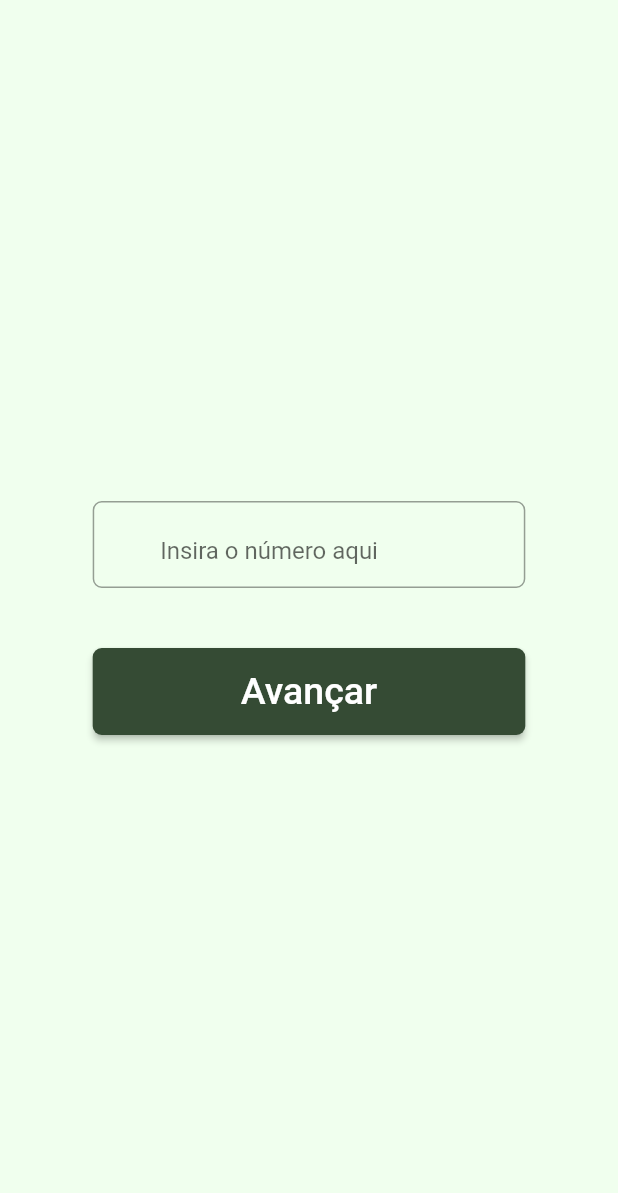
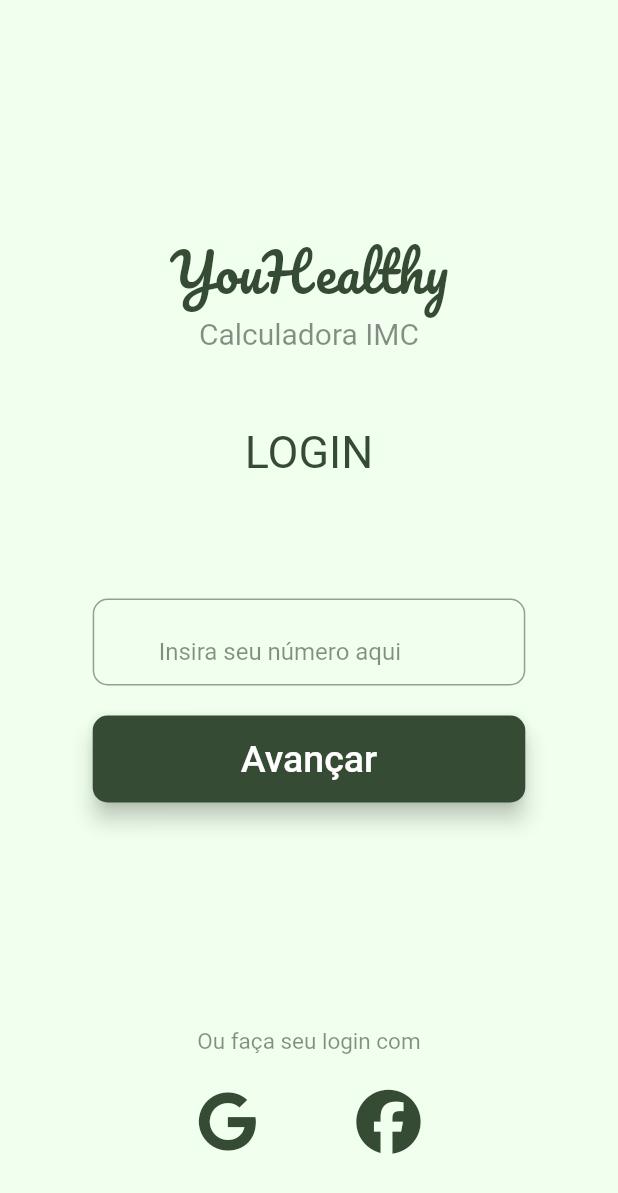
Before and after one commit to cacciatorieric/calculadora-imc, a Flutter app: the LoginScreen screen opened directly, on a phone screen of 412 x 824 dp. Shown: the top 1193 px of the screen. Run offline on Flutter 3.47's test engine with Material 2 defaults, Android fonts, the phone set to English and light mode, and no system bars; our stand-ins replace cloud_firestore, firebase_auth, firebase_core, flutter_svg, fluttertoast, font_awesome_flutter and 1 more; accounts and stored records are empty.

Commit message:
layout login

```diff
--- /dev/null
+++ b/calculadora_imc/lib/components/box/caixas.dart
@@ -0,0 +1,54 @@
+import 'package:flutter/material.dart';
+import 'package:fluttertoast/fluttertoast.dart';
+import 'package:font_awesome_flutter/font_awesome_flutter.dart';
+
+class CaixaGenerica extends StatelessWidget {
+  const CaixaGenerica({
+    Key? key,
+  }) : super(key: key);
+
+  @override
+  Widget build(BuildContext context) {
+
+    return Container(
+      child: Row(
+        mainAxisAlignment: MainAxisAlignment.center,
+        children: [
+          IconButton(
+            onPressed: () {
+              Fluttertoast.showToast(
+                msg: "Evento ainda não habilitado, fique atento às proximas atualizações",
+                toastLength: Toast.LENGTH_SHORT,
+                gravity: ToastGravity.BOTTOM,
+                timeInSecForIosWeb: 1,
+                backgroundColor: const Color.fromARGB(220, 53, 75, 52),
+                textColor: Colors.white,
+                fontSize: 16.0,
+              );
+            },
+            icon: const FaIcon(FontAwesomeIcons.google),
+            color: const Color.fromARGB(255, 53, 75, 52),
+            iconSize: 40,
+          ),
+          const SizedBox(
+            width: 50,
+          ),
+          IconButton(
+            onPressed: () { Fluttertoast.showToast(
+                msg: "Evento ainda não habilitado, fique atento às proximas atualizações",
+                toastLength: Toast.LENGTH_SHORT,
+                gravity: ToastGravity.BOTTOM,
+                timeInSecForIosWeb: 1,
+                backgroundColor: const Color.fromARGB(220, 53, 75, 52),
+                textColor: Colors.white,
+                fontSize: 16.0,
+              );},
+            icon: const FaIcon(FontAwesomeIcons.facebook),
+            color: const Color.fromARGB(255, 53, 75, 52),
+            iconSize: 43,
+          ),
+        ],
+      ),
+    );
+  }
+}
--- a/calculadora_imc/lib/components/buttons/small_button_splash.dart
+++ b/calculadora_imc/lib/components/buttons/small_button_splash.dart
@@ -1,3 +1,4 @@
+import 'package:calculadora_imc/screens/login_screen.dart';
 import 'package:flutter/material.dart';
 
 class SmallBtn extends StatelessWidget {
@@ -10,7 +11,14 @@ class SmallBtn extends StatelessWidget {
         '→',
         style: TextStyle(fontSize: 25),
       ),
-      onPressed: () {},
+      onPressed: () {
+        Navigator.push(
+          context,
+          MaterialPageRoute(
+            builder: (context) => const LoginScreen(),
+          ),
+        );
+      },
       style: ElevatedButton.styleFrom(
           shape: RoundedRectangleBorder(
             borderRadius: BorderRadius.circular(12),
--- a/calculadora_imc/lib/components/buttons/standart_button.dart
+++ b/calculadora_imc/lib/components/buttons/standart_button.dart
@@ -1,23 +1,32 @@
 import 'package:flutter/material.dart';
+import 'package:google_fonts/google_fonts.dart';
 
 class StandartButton extends StatelessWidget {
-  const StandartButton({Key? key}) : super(key: key);
+  const StandartButton({Key? key, required this.titulo}) : super(key: key);
+
+  final String titulo;
 
   @override
   Widget build(BuildContext context) {
+    TextStyle fonte = GoogleFonts.titilliumWeb();
     return ElevatedButton(
-      child: const Text(
-        'Avançar',
-        style: TextStyle(fontSize: 25),
+      child: Text(
+        titulo,
+        style: GoogleFonts.titilliumWeb(
+          color: Colors.white,
+          fontSize: 25,
+        ),
       ),
       onPressed: () {},
       style: ElevatedButton.styleFrom(
-          shape: RoundedRectangleBorder(
-            borderRadius: BorderRadius.circular(6),
-          ),
-          fixedSize: Size(MediaQuery.of(context).size.width*0.7, 58),
-          onPrimary: Colors.white,
-          primary: const Color.fromARGB(255, 53, 75, 52)),
+        shape: RoundedRectangleBorder(
+          borderRadius: BorderRadius.circular(10),
+        ),
+        fixedSize: Size(MediaQuery.of(context).size.width * 0.7, 58),
+        onPrimary: Colors.white,
+        primary: const Color.fromARGB(255, 53, 75, 52),
+        elevation: 6,
+      ),
     );
   }
 }
--- a/calculadora_imc/lib/components/inputs/phone_input.dart
+++ b/calculadora_imc/lib/components/inputs/phone_input.dart
@@ -1,5 +1,6 @@
 import 'package:flutter/material.dart';
 import 'package:flutter_svg/flutter_svg.dart';
+import 'package:google_fonts/google_fonts.dart';
 
 class PhoneInput extends StatelessWidget {
   const PhoneInput({
@@ -36,17 +37,20 @@ class PhoneInput extends StatelessWidget {
           counterStyle: const TextStyle(height: 0),
           counterText: '',
           border: OutlineInputBorder(
-            borderRadius: BorderRadius.circular(6),
+            borderRadius: BorderRadius.circular(10),
           ),
           focusedBorder: OutlineInputBorder(
-            borderRadius: BorderRadius.circular(6),
+            borderRadius: BorderRadius.circular(10),
             borderSide: BorderSide(
               color: corSecundaria,
             ),
           ),
           hintText: hint,
+          hintStyle: GoogleFonts.titilliumWeb(
+            color: Colors.black45,
+          ),
           prefix: Padding(
-            padding: const EdgeInsets.all(4),
+            padding: const EdgeInsets.only(right: 12, bottom: 0, top: 23),
             child: bandeira,
           ),
         ),
--- a/calculadora_imc/lib/main.dart
+++ b/calculadora_imc/lib/main.dart
@@ -27,7 +27,7 @@ class MyApp extends StatelessWidget {
         primaryColor: const Color.fromARGB(255, 53, 75, 52),
         scaffoldBackgroundColor: const Color.fromRGBO(69, 120, 66, 1),
       ),
-      home: const LoginScreen(),
+      home: const SplashScreen(),
     );
   }
 }
--- a/calculadora_imc/lib/screens/login_screen.dart
+++ b/calculadora_imc/lib/screens/login_screen.dart
@@ -1,3 +1,4 @@
+import 'package:calculadora_imc/components/box/caixas.dart';
 import 'package:calculadora_imc/components/buttons/standart_button.dart';
 import 'package:calculadora_imc/components/inputs/phone_input.dart';
 import 'package:calculadora_imc/screens/home_screen.dart';
@@ -5,6 +6,8 @@ import 'package:firebase_auth/firebase_auth.dart';
 import 'package:flutter/material.dart';
 import 'package:fluttertoast/fluttertoast.dart';
 import 'package:flutter_svg/flutter_svg.dart';
+import 'package:google_fonts/google_fonts.dart';
+import 'package:font_awesome_flutter/font_awesome_flutter.dart';
 
 class LoginScreen extends StatefulWidget {
   const LoginScreen({Key? key}) : super(key: key);
@@ -24,27 +27,58 @@ class _LoginScreenState extends State<LoginScreen> {
 
   @override
   Widget build(BuildContext context) {
+    Color corPrimaria = const Color.fromARGB(255, 53, 75, 52);
+    Color corSecundaria = Theme.of(context).scaffoldBackgroundColor;
     return Scaffold(
       body: Container(
         width: double.infinity,
         height: double.infinity,
         color: const Color.fromARGB(255, 240, 255, 238),
         child: Column(
-          mainAxisAlignment: MainAxisAlignment.center,
+          mainAxisAlignment: MainAxisAlignment.start,
           children: [
+            const SizedBox(
+              height: 150,
+            ),
+            Text(
+              'YouHealthy',
+              style: GoogleFonts.pacifico(
+                color: corPrimaria,
+                fontSize: 35,
+              ),
+            ),
+            Text(
+              'Calculadora IMC',
+              style: GoogleFonts.titilliumWeb(
+                color: Colors.black45,
+                fontSize: 20,
+              ),
+            ),
+            const SizedBox(
+              height: 50,
+            ),
+            Text(
+              'LOGIN',
+              style: GoogleFonts.titilliumWeb(
+                  color: corPrimaria,
+                  fontSize: 30,
+                  fontWeight: FontWeight.w400),
+            ),
+            const SizedBox(
+              height: 80,
+            ),
             PhoneInput(
               controller: phoneController,
-              hint: 'Insira o número aqui',
+              hint: 'Insira seu número aqui',
               maxLenght: 11,
               bandeira: SvgPicture.asset(
                 'assets/images/bandeirola.svg',
-                height: 25,
-                width: 25,
+                height: 20,
               ),
               tipoInput: TextInputType.phone,
             ),
             const SizedBox(
-              height: 30,
+              height: 10,
             ),
             Visibility(
               child: TextField(
@@ -64,7 +98,21 @@ class _LoginScreenState extends State<LoginScreen> {
             const SizedBox(
               height: 10,
             ),
-            StandartButton(),
+            const StandartButton(titulo: 'Avançar'),
+            const SizedBox(
+              height: 150,
+            ),
+            Text(
+              'Ou faça seu login com',
+              style: GoogleFonts.titilliumWeb(
+                color: Colors.black45,
+                fontSize: 15,
+              ),
+            ),
+            const SizedBox(
+              height: 15,
+            ),
+            const CaixaGenerica(),
           ],
         ),
       ),
--- a/calculadora_imc/lib/screens/splash_screen.dart
+++ b/calculadora_imc/lib/screens/splash_screen.dart
@@ -34,10 +34,10 @@ class SplashScreen extends StatelessWidget {
               ),
               Positioned(
                 top: 285,
-                left: 30,
+                left: 40,
                 child: Text(
                   'Calculadora de índice\n de massa corporal',
-                  style: GoogleFonts.pacifico(
+                  style: GoogleFonts.titilliumWeb(
                     color: Colors.white,
                     fontSize: 20,
                   ),
--- a/calculadora_imc/pubspec.yaml
+++ b/calculadora_imc/pubspec.yaml
@@ -41,6 +41,7 @@ dependencies:
   flutter_svg: ^1.0.3
   google_fonts: ^3.0.0
   fluttertoast: ^8.0.9
+  font_awesome_flutter: ^10.1.0
 
 dev_dependencies:
   flutter_test:
```
Also changed, not shown: calculadora_imc/pubspec.lock.
